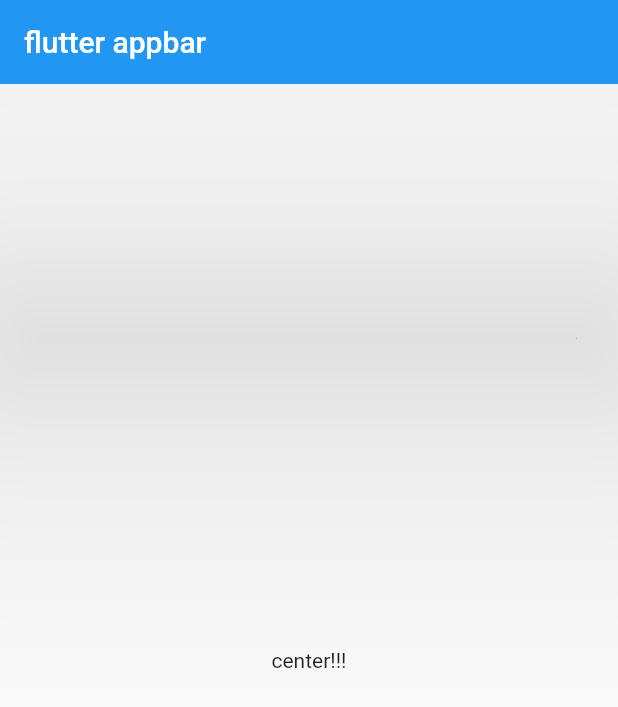
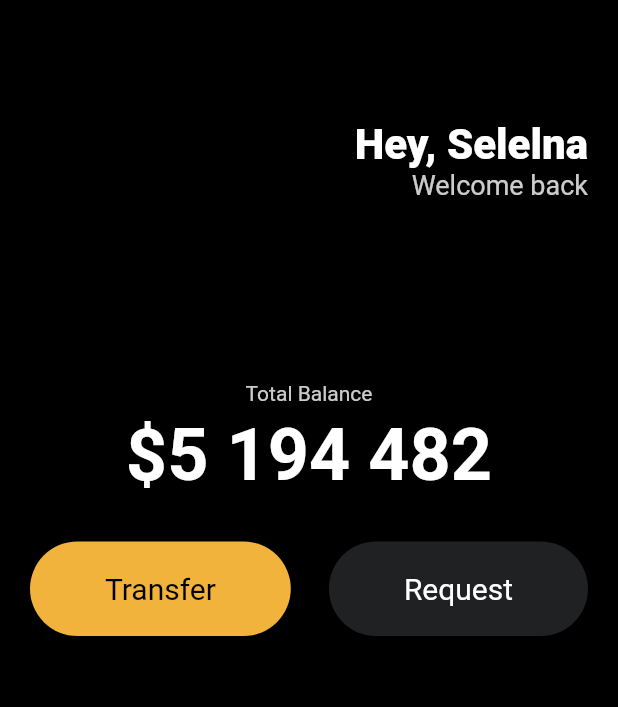
Before and after one commit to wnsgud0428/toonflix, a Flutter app: the screen it shows after launch, on a phone screen of 412 x 824 dp. Shown: the top 707 px of the screen. Run offline on Flutter 3.47's test engine with Material 2 defaults, Android fonts, the phone set to English and light mode, and no system bars.

Commit message:
UI Challenge(3.5)

```diff
--- a/lib/main.dart
+++ b/lib/main.dart
@@ -1,22 +1,93 @@
 import 'package:flutter/material.dart';
+import 'package:toonflix/widgets/button.dart';
 
 void main() {
-  runApp(App());
+  runApp(const App());
 }
 
 class App extends StatelessWidget {
+  const App({super.key});
+
   @override
   Widget build(BuildContext context) {
-    // TODO: implement build
     return MaterialApp(
       home: Scaffold(
-          appBar: AppBar(
-            elevation: 99,
-            title: Text("flutter appbar"),
+        backgroundColor: Colors.black,
+        body: Padding(
+          padding: const EdgeInsets.symmetric(
+            horizontal: 20,
           ),
-          body: Center(
-            child: Text("center!!!"),
-          )),
+          child: Column(
+            children: [
+              const SizedBox(
+                height: 80,
+              ),
+              Row(
+                mainAxisAlignment: MainAxisAlignment.end,
+                children: [
+                  Column(
+                    crossAxisAlignment: CrossAxisAlignment.end,
+                    children: const [
+                      Text(
+                        "Hey, Selelna",
+                        style: TextStyle(
+                          color: Colors.white,
+                          fontSize: 28,
+                          fontWeight: FontWeight.w800,
+                        ),
+                      ),
+                      Text(
+                        "Welcome back",
+                        style: TextStyle(
+                          color: Color.fromRGBO(255, 255, 255, 0.8),
+                          fontSize: 18,
+                        ),
+                      ),
+                    ],
+                  )
+                ],
+              ),
+              const SizedBox(
+                height: 120,
+              ),
+              Text(
+                "Total Balance",
+                style: TextStyle(
+                  color: Colors.white.withOpacity(0.8),
+                ),
+              ),
+              const SizedBox(
+                height: 5,
+              ),
+              const Text(
+                "\$5 194 482",
+                style: TextStyle(
+                  fontSize: 48,
+                  fontWeight: FontWeight.w600,
+                  color: Colors.white,
+                ),
+              ),
+              const SizedBox(
+                height: 30,
+              ),
+              Row(
+                mainAxisAlignment: MainAxisAlignment.spaceBetween,
+                children: const [
+                  Button(
+                      text: "Transfer",
+                      bgColor: Color(0xFFF1B33B),
+                      textColor: Colors.black),
+                  Button(
+                    text: "Request",
+                    bgColor: Color(0xFF1F2123),
+                    textColor: Colors.white,
+                  ),
+                ],
+              ),
+            ],
+          ),
+        ),
+      ),
     );
   }
 }
--- /dev/null
+++ b/lib/widgets/button.dart
@@ -0,0 +1,37 @@
+import 'package:flutter/material.dart';
+
+class Button extends StatelessWidget {
+  final String text;
+  final Color bgColor;
+  final Color textColor;
+
+  const Button({
+    super.key,
+    required this.text,
+    required this.bgColor,
+    required this.textColor,
+  });
+
+  @override
+  Widget build(BuildContext context) {
+    return Container(
+      decoration: BoxDecoration(
+        color: bgColor,
+        borderRadius: BorderRadius.circular(45),
+      ),
+      child: Padding(
+        padding: const EdgeInsets.symmetric(
+          vertical: 20,
+          horizontal: 50,
+        ),
+        child: Text(
+          text,
+          style: TextStyle(
+            color: textColor,
+            fontSize: 20,
+          ),
+        ),
+      ),
+    );
+  }
+}
```
